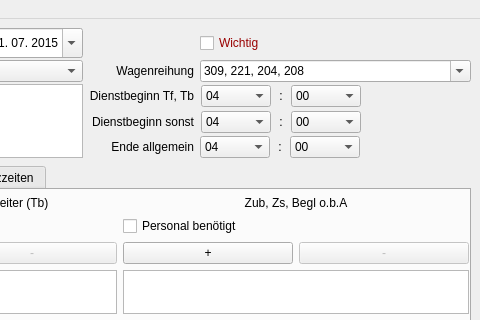
This is Programm/fahrtagwindow.ui in philjosch/Einsatzplaner as Qt 5 draws it before an edit; both pictures show x 240 to 720 and y 0 to 320 of the 720 by 575 pixel window. The edited form follows.
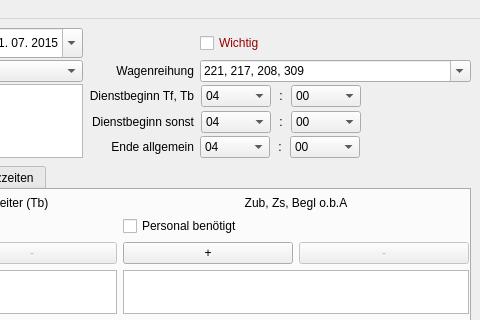
This is the edited form.

Commit message:
Wagenreihungen angepasst
Die Wagenreihungen wurden an den aktuellen Stand angepasst.

Patch:
```diff
--- a/Programm/fahrtagwindow.ui
+++ b/Programm/fahrtagwindow.ui
@@ -1711,7 +1711,7 @@
         </property>
         <item>
          <property name="text">
-          <string>309, 221, 204, 208</string>
+          <string>221, 217, 208, 309</string>
          </property>
         </item>
         <item>
```
Left out of the diff: 17 changed lines with no effect on the pictures.
